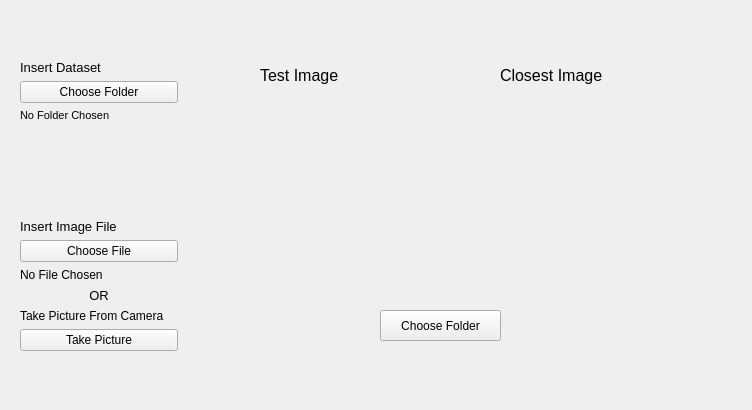
The window that src/tubes2_Algeo.ui (raihaniqbal24/Algeo02-18134) describes before a commit, drawn with Qt 5.
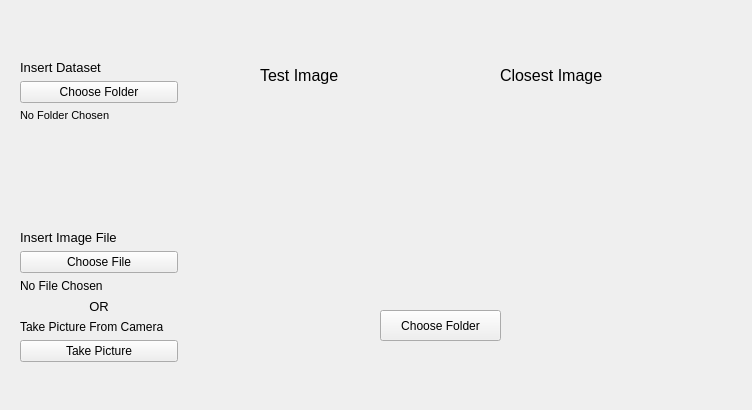
The same window after the commit. Icons and pictures are not drawn.

What changed in the file:
```diff
--- a/src/tubes2_Algeo.ui
+++ b/src/tubes2_Algeo.ui
@@ -19,7 +19,7 @@
      <x>20</x>
      <y>60</y>
      <width>158</width>
-     <height>291</height>
+     <height>302</height>
     </rect>
    </property>
    <layout class="QVBoxLayout" name="verticalLayout_2">
```
